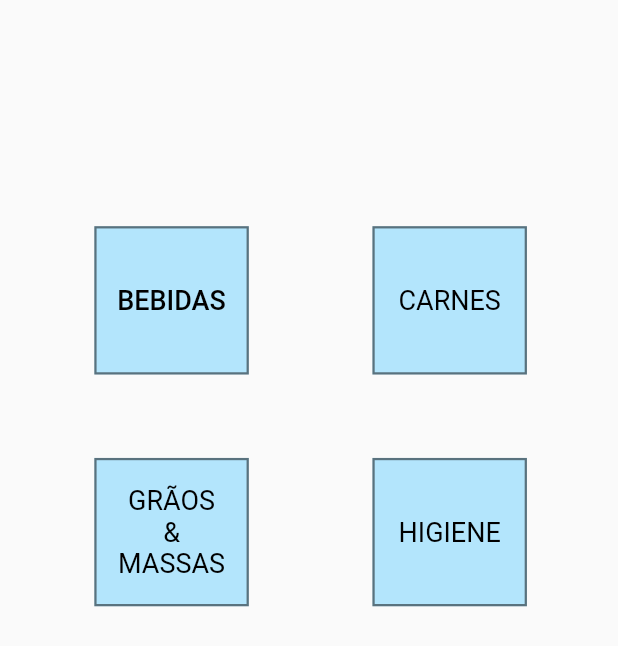
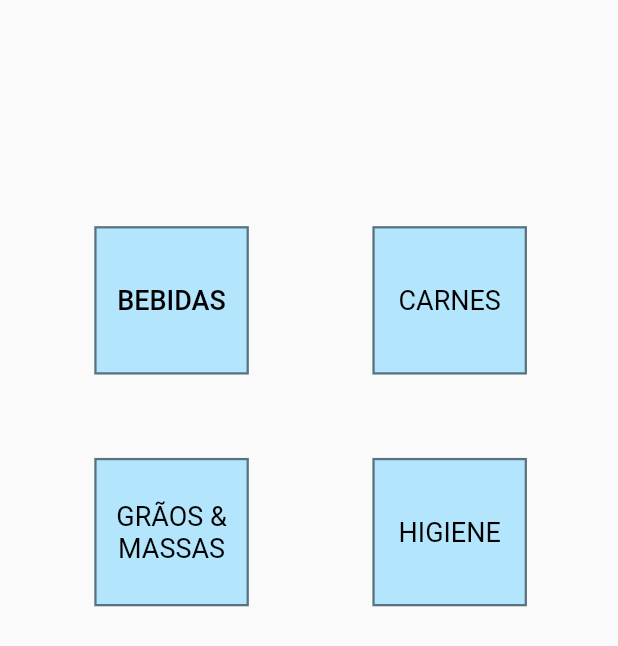
Before and after one commit to alexomantovani/dragger, a Flutter app: the DirectorySectionScreen screen opened by its route, on a phone screen of 412 x 824 dp. Shown: the top 646 px of the screen. Run offline on Flutter 3.47's test engine with Material 2 defaults, Android fonts, the phone set to English and light mode, and no system bars.

Commit message:
create late Size size variable and use it in the Directory's name padding

```diff
--- a/lib/ui/screens/directory_section_screen.dart
+++ b/lib/ui/screens/directory_section_screen.dart
@@ -38,6 +38,8 @@ class _DirectorySectionScreenState extends State<DirectorySectionScreen>
   //The 4 secondary parts of the Directory Structure will expand verticaly at the mid center of the boards level.
   late Animation<double> expansionAnimation;
   late AnimationController expansionAnimationController;
+
+  late Size size;
 
   @override
   void initState() {
@@ -153,6 +155,12 @@ class _DirectorySectionScreenState extends State<DirectorySectionScreen>
         }
       });
     super.initState();
+  }
+
+  @override
+  void didChangeDependencies() {
+    size = MediaQuery.of(context).size;
+    super.didChangeDependencies();
   }
 
   @override
@@ -338,7 +346,7 @@ class _DirectorySectionScreenState extends State<DirectorySectionScreen>
                               ),
                             ),
                             alignment: Alignment.center,
-                            padding: const EdgeInsets.all(14.0),
+                            padding: EdgeInsets.all(size.width * 0.02),
                             child: Text(
                               Category.graosEmassas.name.characters
                                   .toUpperCase()
@@ -398,7 +406,6 @@ class _DirectorySectionScreenState extends State<DirectorySectionScreen>
                               ),
                             ),
                             alignment: Alignment.center,
-                            padding: const EdgeInsets.all(1.0),
                             child: Text(
                               Category.hortifruti.name.characters
                                   .toUpperCase()
```
